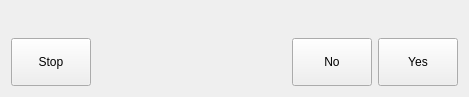
First picture: the form in icorigindialog.ui, repository dongdong-2009/3-5AxisRobot, before the edit.
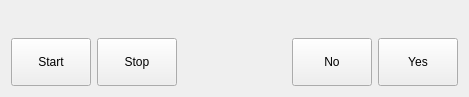
Second picture: the form after the edit.

What changed in the file:
```diff
--- a/icorigindialog.ui
+++ b/icorigindialog.ui
@@ -26,6 +26,22 @@
    </item>
    <item>
     <layout class="QHBoxLayout" name="horizontalLayout">
+     <item>
+      <widget class="QPushButton" name="startBtn">
+       <property name="minimumSize">
+        <size>
+         <width>64</width>
+         <height>48</height>
+        </size>
+       </property>
+       <property name="focusPolicy">
+        <enum>Qt::NoFocus</enum>
+       </property>
+       <property name="text">
+        <string>Start</string>
+       </property>
+      </widget>
+     </item>
      <item>
       <widget class="QPushButton" name="stopBtn">
        <property name="minimumSize">
```
